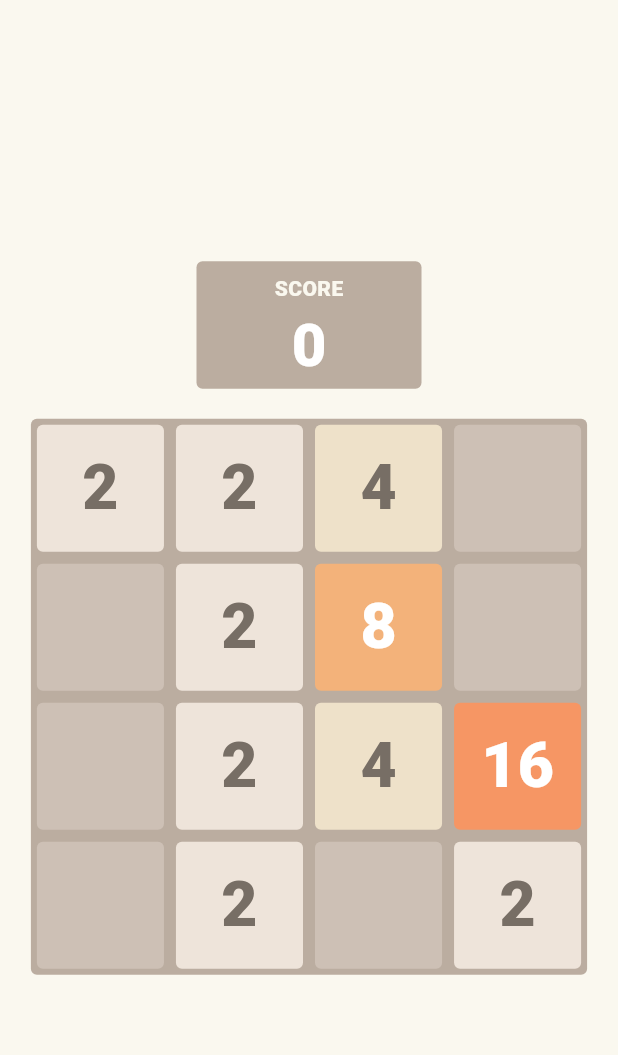
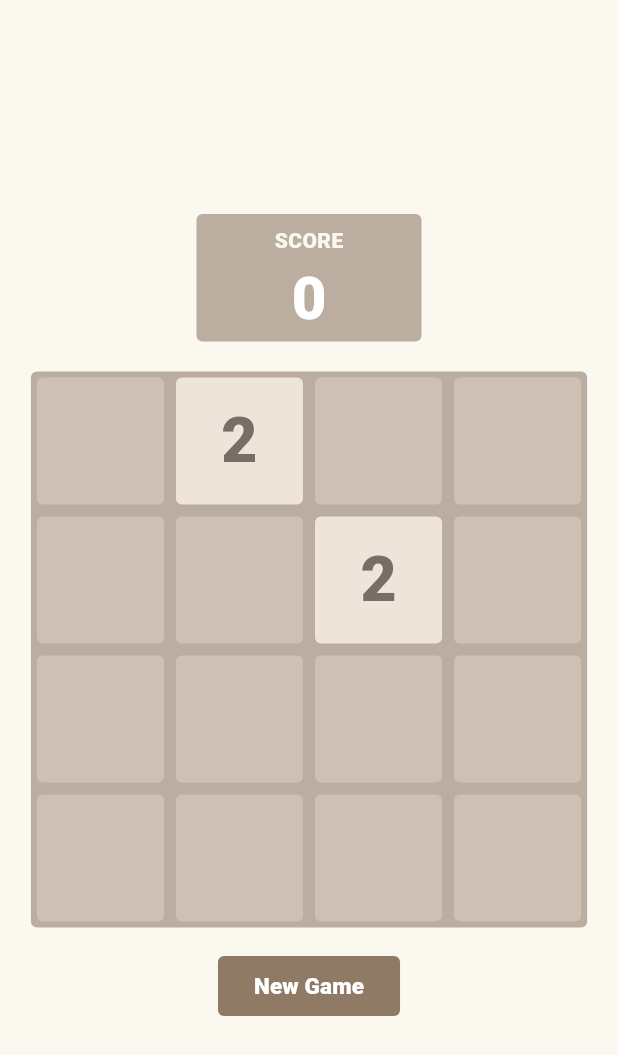
Before and after one commit to jamalvh/2048, a Flutter app: the screen it shows after launch, on a phone screen of 412 x 824 dp. Shown: the top 1055 px of the screen. Run offline on Flutter 3.47's test engine with Material 3 defaults, Android fonts, the phone set to English and light mode, and no system bars.

Commit message:
Update main.dart

```diff
--- a/lib/main.dart
+++ b/lib/main.dart
@@ -1,4 +1,10 @@
+import 'dart:math';
+
 import 'package:flutter/material.dart';
+
+// TODO: Extra UI
+// TODO: Michiganify
+// TODO: HiveDB (highscores, progress (save nums not tiles))
 
 void main() {
   runApp(const MyApp());
@@ -21,7 +27,13 @@ Map<int, Color> tileColors = {
   4: const Color.fromARGB(255, 238, 225, 201),
   8: const Color.fromARGB(255, 243, 178, 122),
   16: const Color.fromARGB(255, 246, 150, 100),
-  32: Color.fromARGB(255, 245, 142, 87),
+  32: const Color.fromARGB(255, 247, 123, 95),
+  64: const Color.fromARGB(255, 247, 95, 58),
+  128: const Color.fromARGB(255, 237, 208, 116),
+  256: const Color.fromARGB(255, 237, 208, 116),
+  512: const Color.fromARGB(255, 237, 208, 116),
+  1024: const Color.fromARGB(255, 237, 208, 116),
+  2048: const Color.fromARGB(255, 237, 208, 116),
 };
 
 Map<int, Color> fontColors = {
@@ -31,6 +43,12 @@ Map<int, Color> fontColors = {
   8: Colors.white,
   16: Colors.white,
   32: Colors.white,
+  64: Colors.white,
+  128: Colors.white,
+  256: Colors.white,
+  512: Colors.white,
+  1024: Colors.white,
+  2048: Colors.white,
 };
 
 class Tile {
@@ -62,17 +80,7 @@ class _MyHomePageState extends State<MyHomePage> {
 
   @override
   void initState() {
-    grid[0][0].val = 2;
-    grid[0][1].val = 2;
-    grid[1][1].val = 2;
-    grid[2][1].val = 2;
-    grid[3][1].val = 2;
-
-    grid[0][2].val = 4;
-    grid[3][3].val = 2;
-    grid[2][2].val = 4;
-    grid[1][2].val = 8;
-    grid[2][3].val = 16;
+    createNewTile(2);
     super.initState();
   }
 
@@ -152,20 +160,24 @@ class _MyHomePageState extends State<MyHomePage> {
                   if (details.primaryVelocity! > 250) {
                     print("swipe: right");
                     swipeRight();
+                    createNewTile(1);
                   }
                   if (details.primaryVelocity! < -250) {
                     print("swipe: left");
                     swipeLeft();
+                    createNewTile(1);
                   }
                 },
                 onVerticalDragEnd: (details) {
                   if (details.primaryVelocity! < -250) {
                     print("swipe: up");
                     swipeUp();
+                    createNewTile(1);
                   }
                   if (details.primaryVelocity! > 250) {
                     print("swipe: down");
                     swipeDown();
+                    createNewTile(1);
                   }
                 },
                 child: Stack(
@@ -173,13 +185,36 @@ class _MyHomePageState extends State<MyHomePage> {
                 ),
               ),
             ),
+            const SizedBox(
+              height: 15,
+            ),
+            ElevatedButton(
+              onPressed: () {
+                startNewGame();
+              },
+              style: ButtonStyle(
+                backgroundColor: const MaterialStatePropertyAll(
+                    Color.fromARGB(255, 143, 122, 101)),
+                shape: MaterialStatePropertyAll(
+                  RoundedRectangleBorder(
+                    borderRadius: BorderRadius.circular(4),
+                  ),
+                ),
+                elevation: const MaterialStatePropertyAll(0),
+              ),
+              child: const Text(
+                "New Game",
+                style: TextStyle(
+                    color: Colors.white,
+                    fontWeight: FontWeight.w900,
+                    fontSize: 15),
+              ),
+            ),
           ],
         ),
       ),
     );
   }
-
-  // TODO: Swipe R,U,D
 
   void swipeRight() {
     for (int i = 0; i < grid.length; i++) {
@@ -382,4 +417,40 @@ class _MyHomePageState extends State<MyHomePage> {
       }
     }
   }
+
+  // Create num number of tiles
+  void createNewTile(int num) {
+    var rng = Random();
+    int x = rng.nextInt(4);
+    int y = rng.nextInt(4);
+
+    for (int i = 0; i < num; i++) {
+      while (grid[x][y].val != 0) {
+        x = rng.nextInt(4);
+        y = rng.nextInt(4);
+      }
+
+      if (rng.nextInt(10) == 1) {
+        // 10% change of 4
+        grid[x][y].val = 4;
+      } else {
+        grid[x][y].val = 2;
+      }
+    }
+  }
+
+  void startNewGame() {
+    // Clear tiles
+    setState(() {
+      for (int i = 0; i < 4; i++) {
+        for (int j = 0; j < 4; j++) {
+          grid[i][j].val = 0;
+        }
+      }
+      // Set score to 0
+      score = 0;
+      // Generate 2 new tiles
+      createNewTile(2);
+    });
+  }
 }
```
